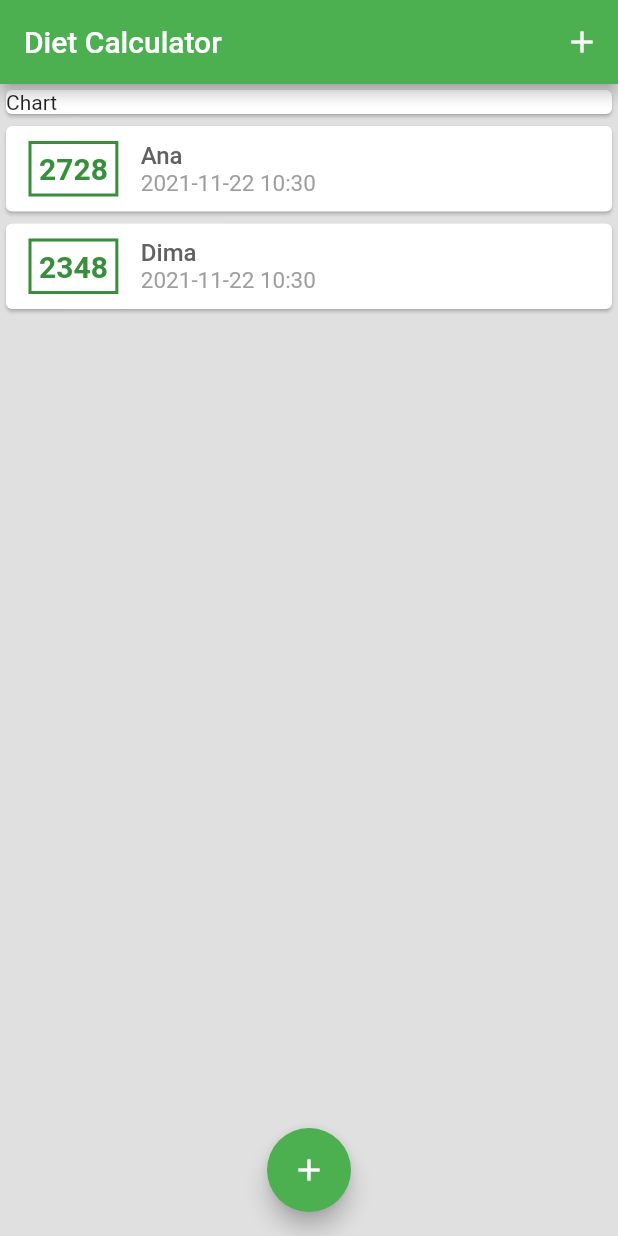
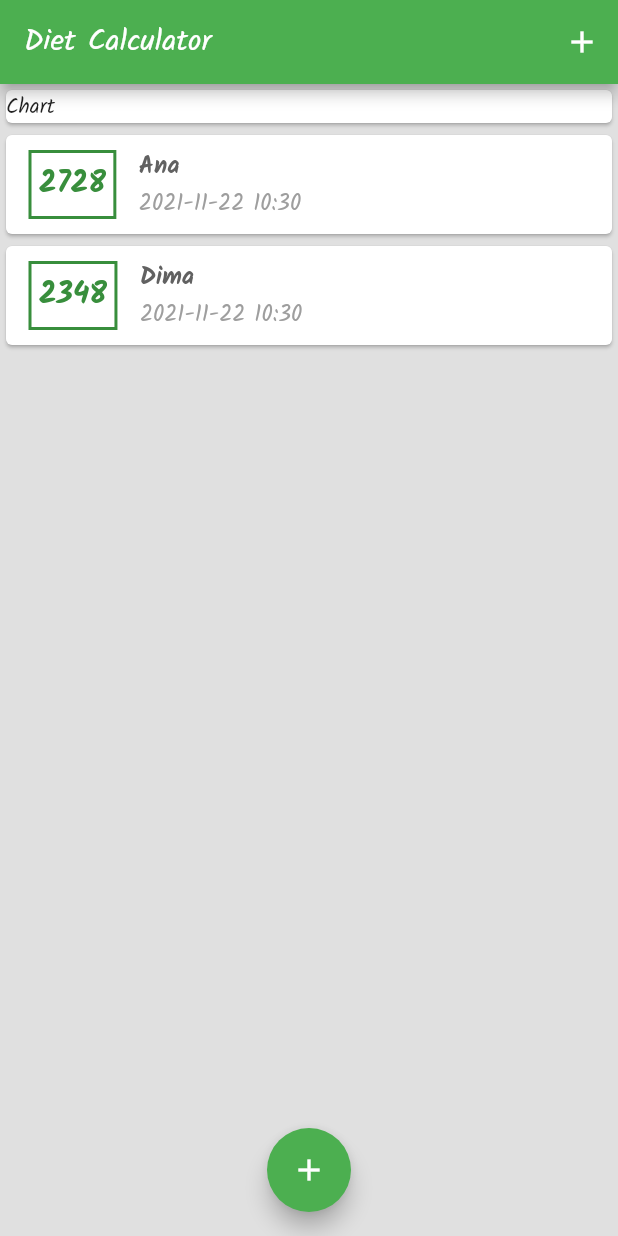
Before and after one commit to dima7a14/diet_calc, a Flutter app: the screen it shows after launch, on a phone screen of 412 x 824 dp. Run offline on Flutter 3.47's test engine with Material 2 defaults, Android fonts, the phone set to English and light mode, and no system bars.

Commit message:
Add custom fonts

```diff
--- a/lib/main.dart
+++ b/lib/main.dart
@@ -18,8 +18,10 @@ class DietApp extends StatelessWidget {
     return MaterialApp(
       title: 'Diet Calculator',
       theme: ThemeData(
-          primarySwatch: Colors.green,
-          scaffoldBackgroundColor: Colors.grey.shade300),
+        primarySwatch: Colors.green,
+        scaffoldBackgroundColor: Colors.grey.shade300,
+        fontFamily: 'Kalam',
+      ),
       home: HomePage(),
     );
   }
--- a/lib/widgets/measurement_item.dart
+++ b/lib/widgets/measurement_item.dart
@@ -37,7 +37,7 @@ class MeasurementItem extends StatelessWidget {
               Text(
                 data.name,
                 style: TextStyle(
-                  fontWeight: FontWeight.w500,
+                  fontWeight: FontWeight.w700,
                   fontSize: 16,
                   color: Colors.grey.shade700,
                 ),
```
Also changed, not shown: pubspec.yaml (+10 -0 lines), assets/Kalam-Bold.ttf (added), assets/Kalam-Light.ttf (added), assets/Kalam-Regular.ttf (added).
